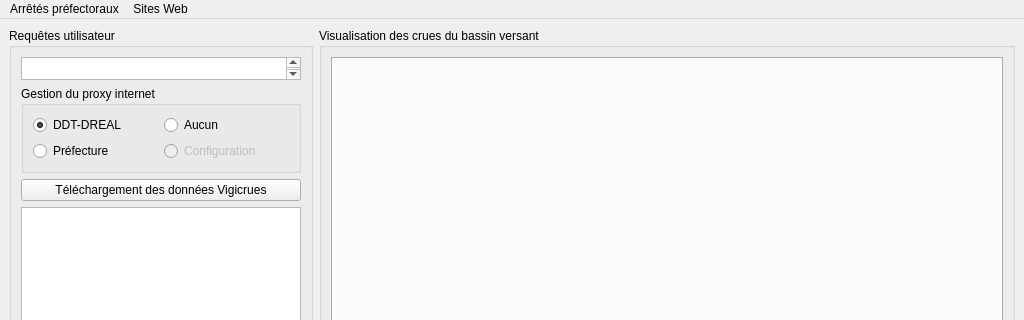
dasycarpum/pro_DDT_Viginond, file fenetre_principale.ui: the form before one commit; both pictures show x 0 to 1024 and y 0 to 320 of the 1024 by 815 pixel window.
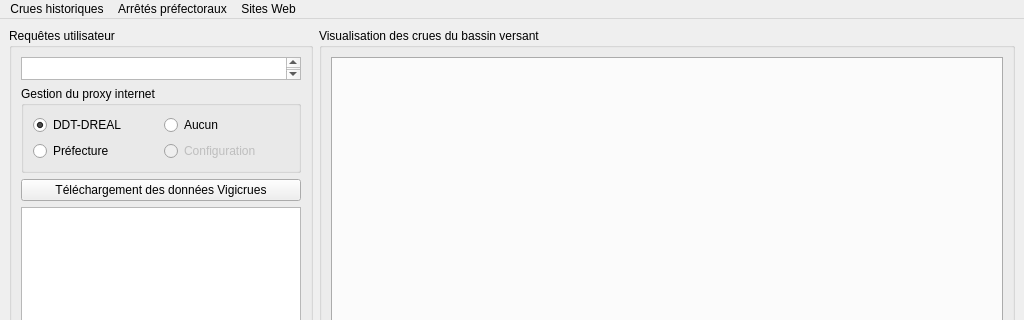
The form after the commit.

Commit message:
Merged PR 42: Menu des crues historiques
- Sous-menus des bassins (`QMenu`) versants et liste des cours d'eau (`QAction`) par bassin
- Affichage des historiques de crues dans un `QMessageBox` :  bassin, cours d'eau, station, date, hauteur de crue, couleur de vigilance

Related work items: #71

```diff
--- a/fenetre_principale.ui
+++ b/fenetre_principale.ui
@@ -211,6 +211,12 @@
      <string>Sites Web</string>
     </property>
    </widget>
+   <widget class="QMenu" name="menu_crues_historiques">
+    <property name="title">
+     <string>Crues historiques</string>
+    </property>
+   </widget>
+   <addaction name="menu_crues_historiques"/>
    <addaction name="menuArr_t_s_pr_fectoraux"/>
    <addaction name="menu_sites_web"/>
   </widget>
```
The commit also changes 2 other files.
